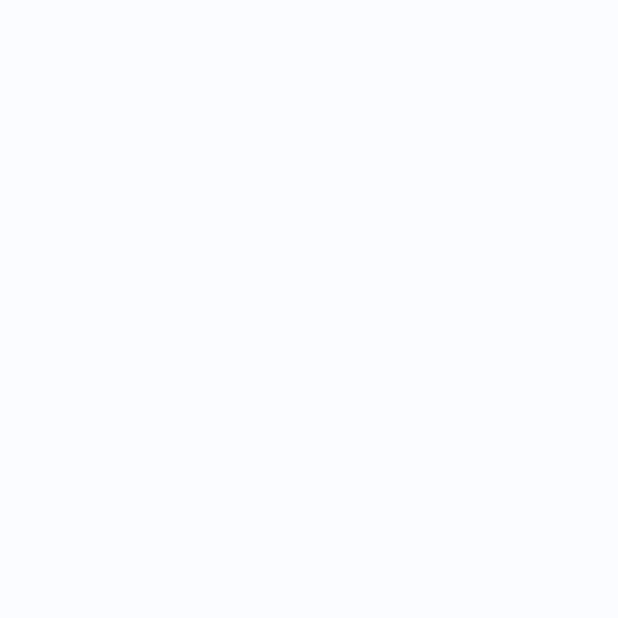
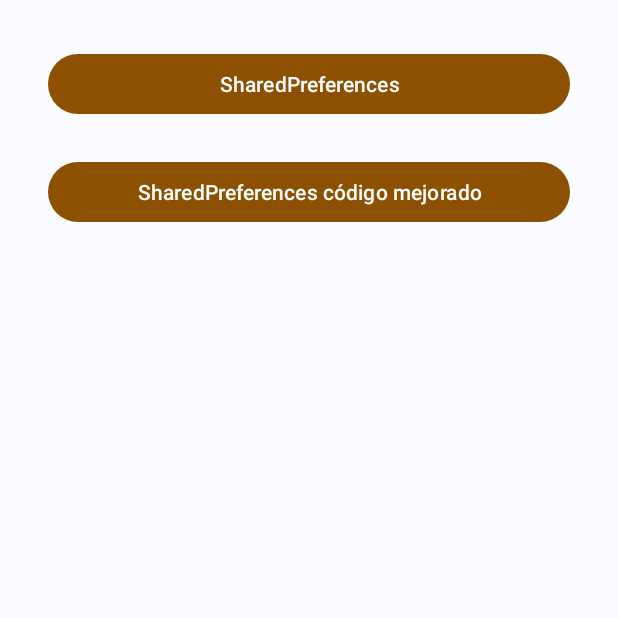
Before and after one commit to martamagui/UtadOnline_PMDM-UD3-GestionDeDatos, an Android app: the screen it shows after launch (MainActivity), on a phone screen of 412 x 824 dp, the top half of it. Before the commit the part shown is empty. Run offline under Robolectric (Android 15) with nearby library versions, the phone set to English and light mode, and no system bars.

Commit message:
Main Activity update

```diff
--- a/app/src/main/res/layout/activity_main.xml
+++ b/app/src/main/res/layout/activity_main.xml
@@ -6,15 +6,27 @@
     android:layout_height="match_parent"
     tools:context=".MainActivity">
 
-    <TextView
-        android:id="@+id/tv_player_description"
+    <Button
+        android:id="@+id/btn_shared_preferences"
         android:layout_width="0dp"
         android:layout_height="wrap_content"
         android:layout_marginStart="32dp"
         android:layout_marginTop="32dp"
         android:layout_marginEnd="32dp"
-        android:textSize="24sp"
+        android:text="@string/shared_preferences_title"
         app:layout_constraintEnd_toEndOf="parent"
         app:layout_constraintStart_toStartOf="parent"
         app:layout_constraintTop_toTopOf="parent" />
+
+    <Button
+        android:id="@+id/btn_shared_preferences_cleaned"
+        android:layout_width="0dp"
+        android:layout_height="wrap_content"
+        android:layout_marginStart="32dp"
+        android:layout_marginTop="24dp"
+        android:layout_marginEnd="32dp"
+        android:text="@string/shared_preferences_cleaned_code_title"
+        app:layout_constraintEnd_toEndOf="parent"
+        app:layout_constraintStart_toStartOf="parent"
+        app:layout_constraintTop_toBottomOf="@+id/btn_shared_preferences" />
 </androidx.constraintlayout.widget.ConstraintLayout>
```
Also changed, not shown: app/src/main/java/com/utad/utadonline_pmdm_ud3_gestiondedatos/MainActivity.kt (+19 -0 lines), app/src/main/res/values/strings.xml (+3 -44 lines).
